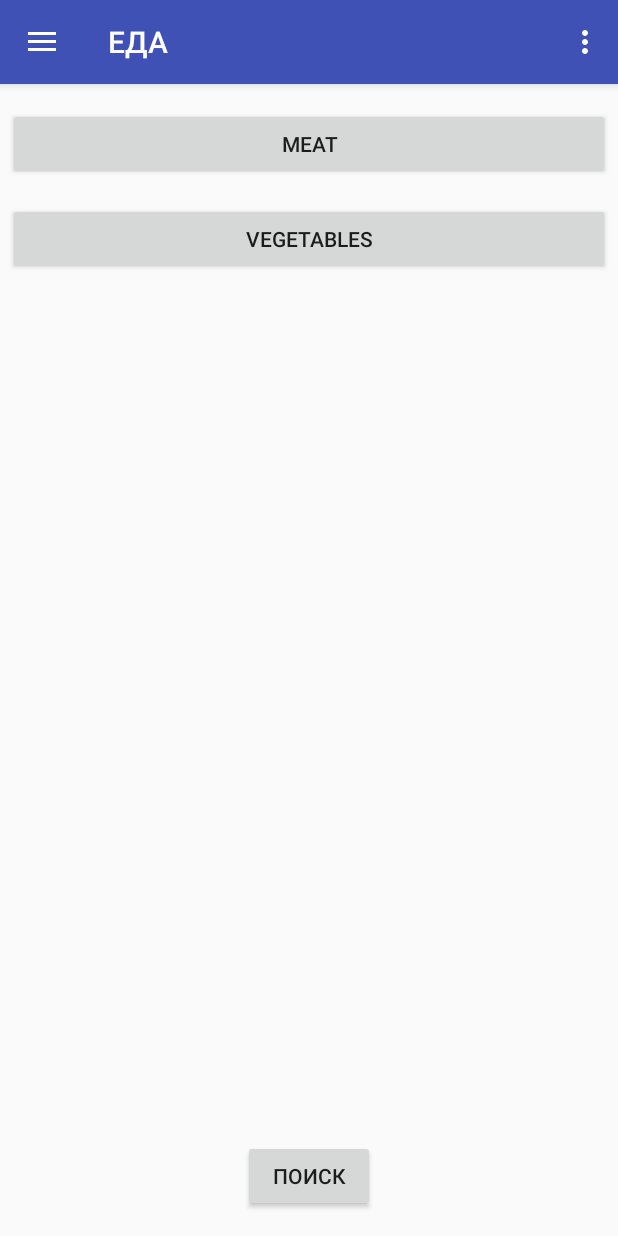
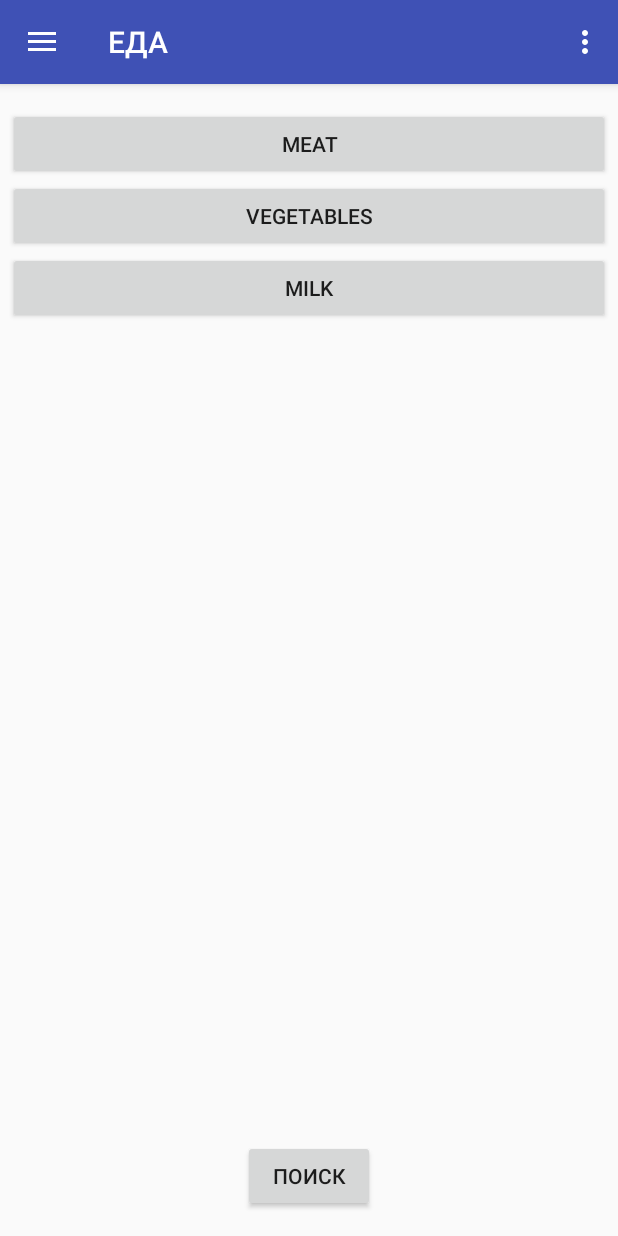
Before and after one commit to NorthlaneKek/Food, an Android app: the screen it shows after launch (NavigatActivity), after a tap on "Ингредиенты", on a phone screen of 412 x 824 dp. Run offline under Robolectric (Android 15) with nearby library versions, the phone set to English and light mode, and no system bars; 1 statement that could not run was skipped; 1 other tap on this screen came first.

Commit message:
Milk added
Milk fragment added.

```diff
--- a/app/src/main/java/com/example/makpro/recipedesign1/Fragments/FragmentIngridients.java
+++ b/app/src/main/java/com/example/makpro/recipedesign1/Fragments/FragmentIngridients.java
@@ -37,10 +37,11 @@ public class FragmentIngridients extends Fragment implements View.OnClickListene
     // the fragment initialization parameters, e.g. ARG_ITEM_NUMBER
     private static final String ARG_PARAM1 = "param1";
     private static final String ARG_PARAM2 = "param2";
-    Button meatB, veganB, result;
+    Button meatB, veganB, result, milkB;
     View view;
     MeatFragment mF;
     vegetableFragment vF;
+    milk milkF;
     ResultFragment rF;
     TextView txt;
     FragmentTransaction fTrans;
@@ -77,7 +78,9 @@ public class FragmentIngridients extends Fragment implements View.OnClickListene
         super.onCreate(savedInstanceState);
         mF = new MeatFragment();
         vF = new vegetableFragment();
+        milkF = new milk();
         rF = new ResultFragment();
+
         staticString.str = new ArrayList<String>();
         if (getArguments() != null) {
             mParam1 = getArguments().getString(ARG_PARAM1);
@@ -92,10 +95,12 @@ public class FragmentIngridients extends Fragment implements View.OnClickListene
         view = inflater.inflate(R.layout.fragment_fragment_ingridients, container, false);
         meatB = (Button) view.findViewById(R.id.meatButton);
         veganB = (Button) view.findViewById(R.id.vegetableButton);
+        milkB = (Button) view.findViewById(R.id.milkB);
         result = (Button) view.findViewById(R.id.search);
         result.setOnClickListener(this);
         meatB.setOnClickListener(this);
         veganB.setOnClickListener(this);
+        milkB.setOnClickListener(this);
         txt = (TextView) view.findViewById(R.id.textView2);
         txt.setText(tmp);
         for (int i=0; i<staticString.str.size(); i++) {
@@ -156,6 +161,9 @@ public class FragmentIngridients extends Fragment implements View.OnClickListene
             case R.id.vegetableButton:
                 fTrans.replace(R.id.conteiner, vF);
                 break;
+            case R.id.milkB:
+                fTrans.replace(R.id.conteiner, milkF);
+                break;
             case R.id.search:
                 fTrans.replace(R.id.conteiner, rF);
                 break;
--- a/app/src/main/res/layout/fragment_fragment_ingridients.xml
+++ b/app/src/main/res/layout/fragment_fragment_ingridients.xml
@@ -20,9 +20,9 @@
         android:layout_height="wrap_content"
         android:text="Vegetables"
         android:id="@+id/vegetableButton"
-        android:layout_alignParentTop="true"
-        android:layout_centerHorizontal="true"
-        android:layout_marginTop="63dp" />
+        android:layout_below="@+id/meatButton"
+        android:layout_alignParentLeft="true"
+        android:layout_alignParentStart="true" />
 
     <TextView
         android:layout_width="wrap_content"
@@ -44,4 +44,15 @@
         android:layout_alignParentBottom="true"
         android:layout_centerHorizontal="true" />
 
+    <Button
+        android:layout_width="wrap_content"
+        android:layout_height="wrap_content"
+        android:text="@string/milkb"
+        android:id="@+id/milkB"
+        android:layout_below="@+id/vegetableButton"
+        android:layout_alignParentRight="true"
+        android:layout_alignParentEnd="true"
+        android:layout_alignParentLeft="true"
+        android:layout_alignParentStart="true" />
+
 </RelativeLayout>
```
Also changed, not shown: app/src/main/java/com/example/makpro/recipedesign1/Fragments/milk.java (added, +173 -0 lines), app/src/main/res/layout/fragment_milk.xml (added, +72 -0 lines), app/src/main/res/values/strings.xml (+7 -0 lines).
